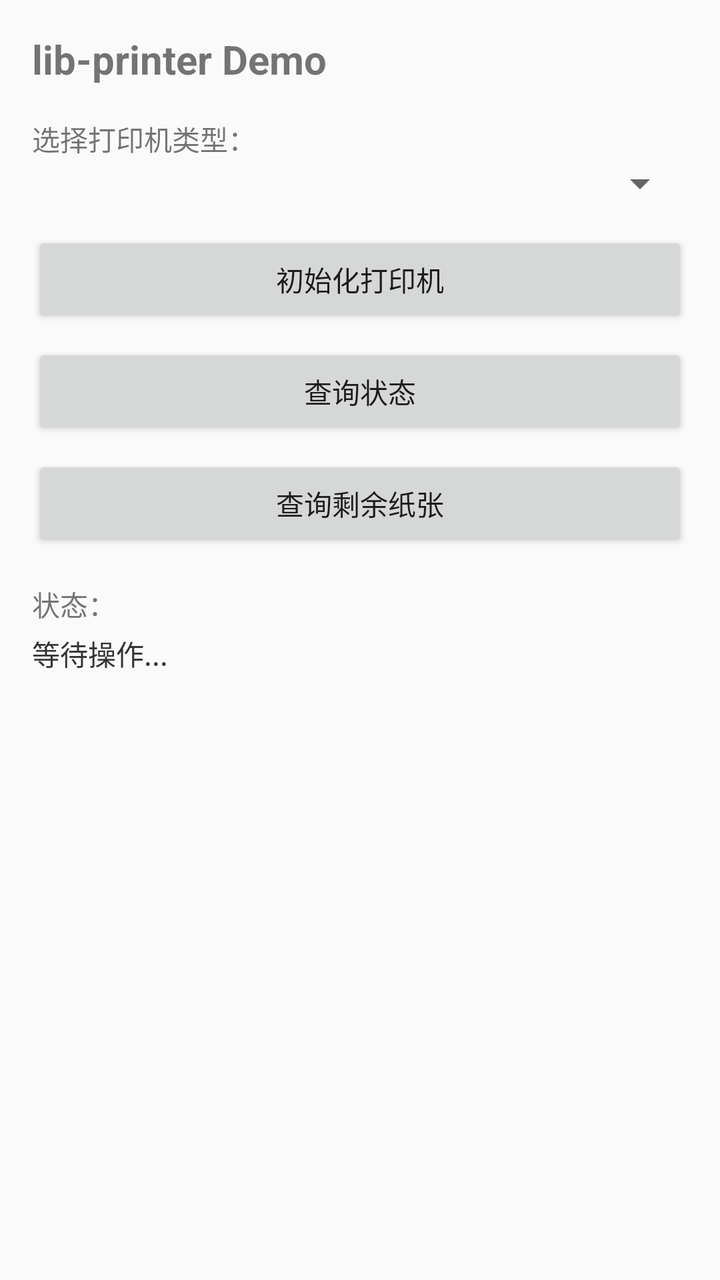
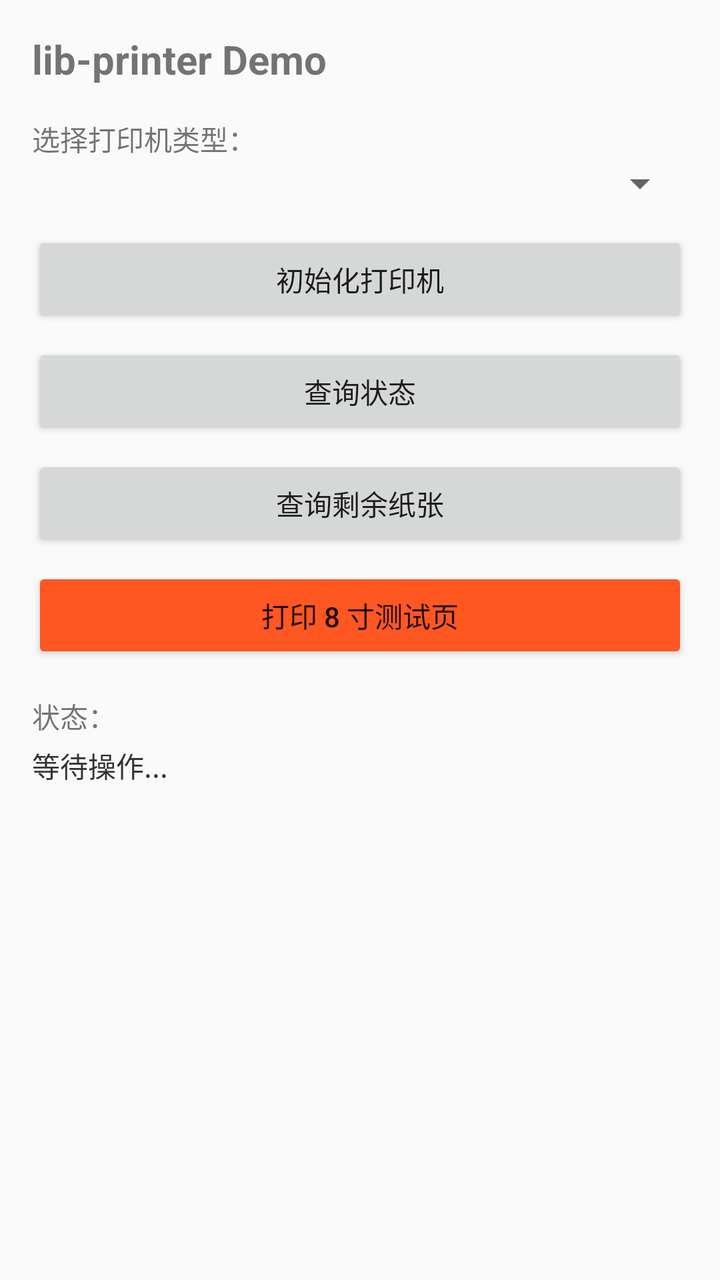

Two renders of the same Android screen: before a commit and after it. Below are the layout's source before the change and the commit's diff.
<!-- AndroidManifest.xml: application theme Theme.AppCompat.Light.NoActionBar -->
<!-- res/layout/activity_main.xml -->
<?xml version="1.0" encoding="utf-8"?>
<LinearLayout xmlns:android="http://schemas.android.com/apk/res/android"
    android:layout_width="match_parent"
    android:layout_height="match_parent"
    android:orientation="vertical"
    android:padding="16dp">

    <TextView
        android:layout_width="match_parent"
        android:layout_height="wrap_content"
        android:text="lib-printer Demo"
        android:textSize="20sp"
        android:textStyle="bold"
        android:layout_marginBottom="16dp" />

    <TextView
        android:layout_width="wrap_content"
        android:layout_height="wrap_content"
        android:text="选择打印机类型：" />

    <Spinner
        android:id="@+id/sp_printer_type"
        android:layout_width="match_parent"
        android:layout_height="wrap_content"
        android:layout_marginBottom="12dp" />

    <Button
        android:id="@+id/btn_init"
        android:layout_width="match_parent"
        android:layout_height="wrap_content"
        android:text="初始化打印机"
        android:layout_marginBottom="8dp" />

    <Button
        android:id="@+id/btn_status"
        android:layout_width="match_parent"
        android:layout_height="wrap_content"
        android:text="查询状态"
        android:layout_marginBottom="8dp" />

    <Button
        android:id="@+id/btn_count"
        android:layout_width="match_parent"
        android:layout_height="wrap_content"
        android:text="查询剩余纸张"
        android:layout_marginBottom="16dp" />

    <TextView
        android:layout_width="wrap_content"
        android:layout_height="wrap_content"
        android:text="状态：" />

    <TextView
        android:id="@+id/tv_status"
        android:layout_width="match_parent"
        android:layout_height="wrap_content"
        android:text="等待操作..."
        android:textColor="#333333"
        android:textSize="14sp"
        android:layout_marginTop="4dp" />

</LinearLayout>
<!-- resources referenced by this layout -->
<resources>

</resources>

<!-- the commit's change to res/layout/activity_main.xml (unified diff, before → after) -->
@@ -43,7 +43,15 @@
         android:layout_width="match_parent"
         android:layout_height="wrap_content"
         android:text="查询剩余纸张"
-        android:layout_marginBottom="16dp" />
+        android:layout_marginBottom="8dp" />
+
+    <Button
+        android:id="@+id/btn_print_8inch"
+        android:layout_width="match_parent"
+        android:layout_height="wrap_content"
+        android:text="打印 8 寸测试页"
+        android:layout_marginBottom="16dp"
+        android:backgroundTint="#FF5722" />
 
     <TextView
         android:layout_width="wrap_content"
